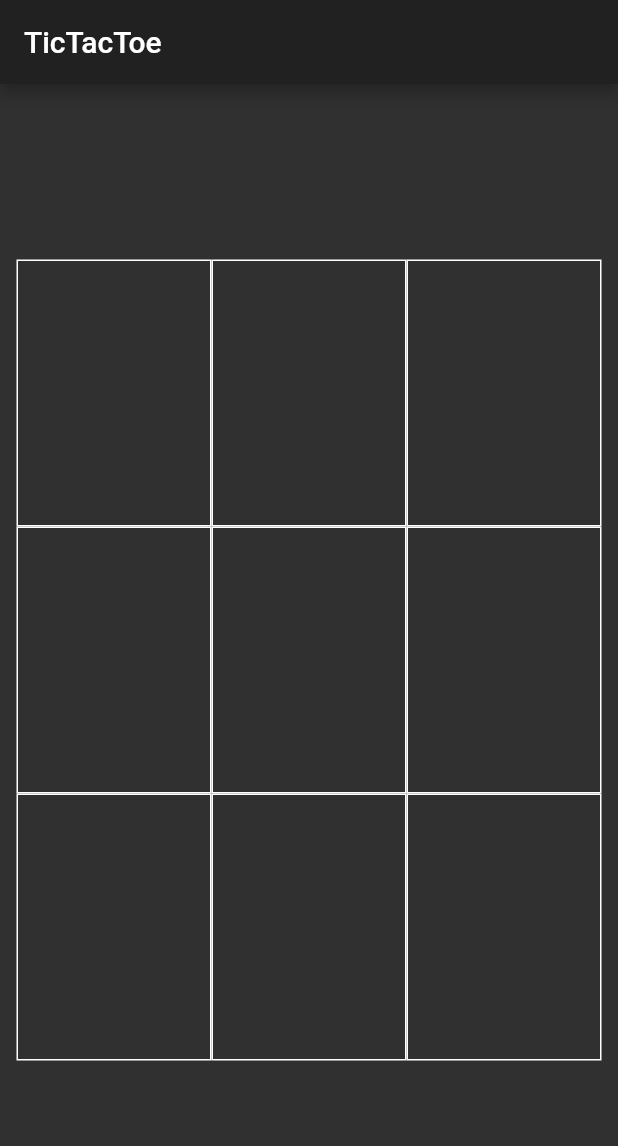
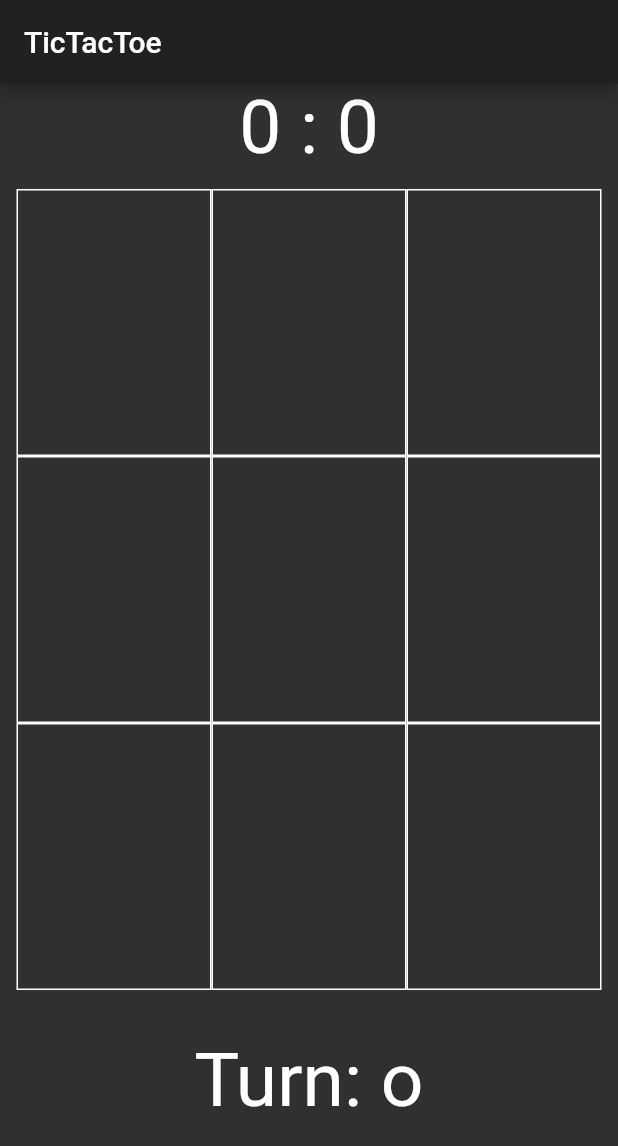
Before and after one commit to Gabelica/flutterTicTacToe, a Flutter app: the screen it shows after launch, on a phone screen of 412 x 824 dp. Shown: the top 1146 px of the screen. Run offline on Flutter 3.47's test engine with Material 2 defaults, Android fonts, the phone set to English and light mode, and no system bars.

Commit message:
added score counter and turn meter

```diff
--- a/lib/main.dart
+++ b/lib/main.dart
@@ -39,6 +39,8 @@ class _HomePageState extends State<homePage> {
   }
 
   String _turn = 'o';
+  int _scoreX = 0;
+  int _scoreO = 0;
 
   @override
   Widget build(BuildContext context) {
@@ -46,8 +48,15 @@ class _HomePageState extends State<homePage> {
       appBar: AppBar(
         title: Text("TicTacToe"),
       ),
-      body: Center(
-        child: Column(
+      body: Column(children: [
+        Container(
+          height: 70.0,
+          child: Text(
+            " $_scoreX : $_scoreO ",
+            style: TextStyle(fontSize: 50.0),
+          ),
+        ),
+        Column(
           mainAxisAlignment: MainAxisAlignment.center,
           children: <Widget>[
             Row(
@@ -76,7 +85,12 @@ class _HomePageState extends State<homePage> {
             )
           ],
         ),
-      ),
+        Container(
+          height: 90.0,
+          alignment: Alignment(0.0, 1.0),
+          child: Text("Turn: $_turn", style: TextStyle(fontSize: 50.0)),
+        ),
+      ]),
     );
   }
 
@@ -147,8 +161,13 @@ class _HomePageState extends State<homePage> {
     String dialogText;
     if (winner == false)
       dialogText = "Draw";
-    else
+    else {
       dialogText = "$_turn won the game";
+      if (_turn == "x")
+        _scoreX++;
+      else
+        _scoreO++;
+    }
     showDialog(
         context: context,
         barrierDismissible: false, // user must tap button!
```
